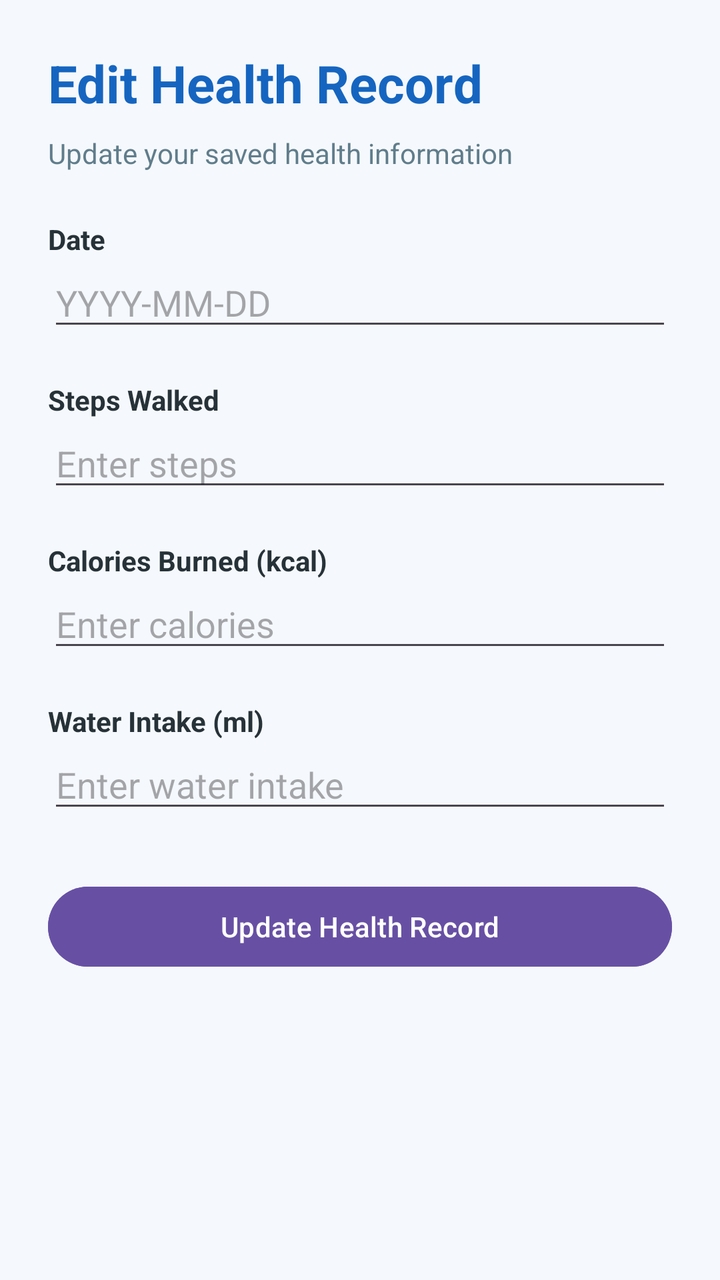
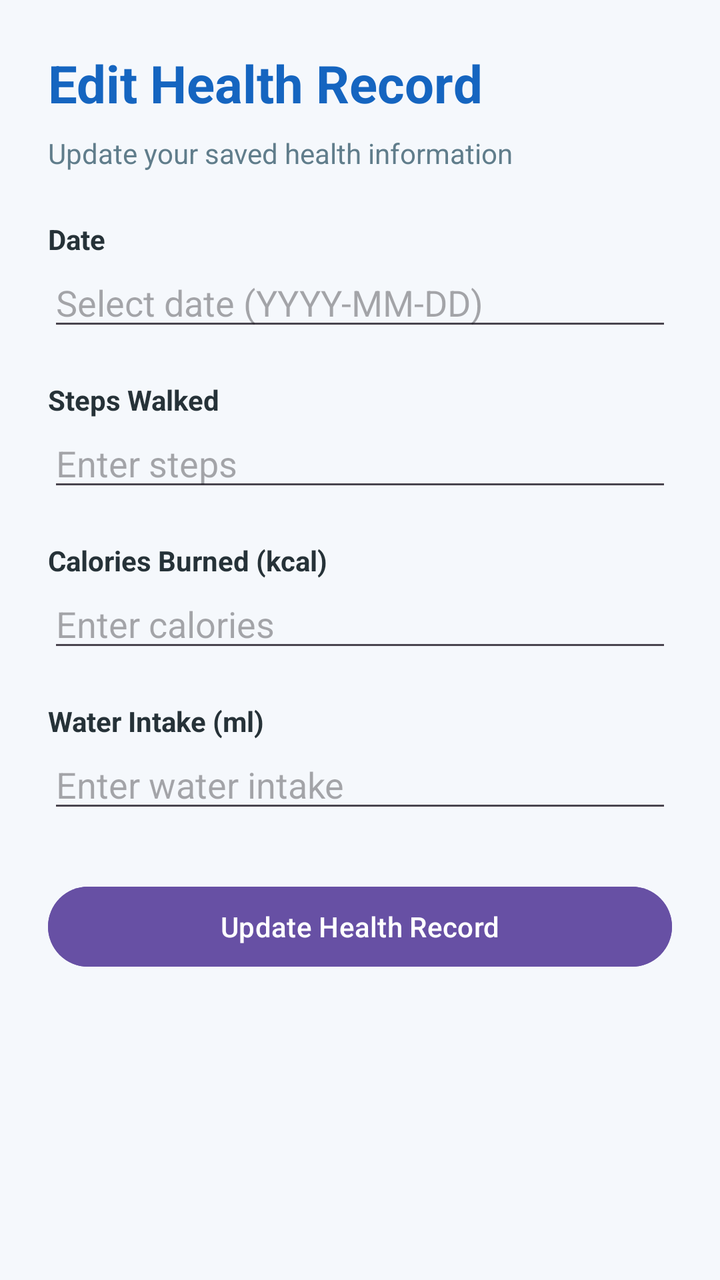

Two renders of the same Android screen: before a commit and after it. Below are the layout's source before the change and the commit's diff.
<!-- AndroidManifest.xml: application theme Theme.HealthMate -->
<!-- res/layout/activity_edit_record.xml -->
<?xml version="1.0" encoding="utf-8"?>
<ScrollView
    xmlns:android="http://schemas.android.com/apk/res/android"
    android:layout_width="match_parent"
    android:layout_height="match_parent"
    android:fillViewport="true"
    android:background="#F5F8FC">

    <LinearLayout
        android:layout_width="match_parent"
        android:layout_height="wrap_content"
        android:orientation="vertical"
        android:padding="24dp">

        <TextView
            android:layout_width="match_parent"
            android:layout_height="wrap_content"
            android:text="Edit Health Record"
            android:textSize="26sp"
            android:textStyle="bold"
            android:textColor="#1565C0"
            android:layout_marginBottom="8dp"/>

        <TextView
            android:layout_width="match_parent"
            android:layout_height="wrap_content"
            android:text="Update your saved health information"
            android:textSize="14sp"
            android:textColor="#607D8B"
            android:layout_marginBottom="24dp"/>

        <TextView
            android:layout_width="match_parent"
            android:layout_height="wrap_content"
            android:text="Date"
            android:textStyle="bold"
            android:textColor="#263238"/>

        <EditText
            android:id="@+id/etEditDate"
            android:layout_width="match_parent"
            android:layout_height="wrap_content"
            android:hint="YYYY-MM-DD"
            android:inputType="date"
            android:singleLine="true"
            android:layout_marginBottom="20dp"/>

        <TextView
            android:layout_width="match_parent"
            android:layout_height="wrap_content"
            android:text="Steps Walked"
            android:textStyle="bold"
            android:textColor="#263238"/>

        <EditText
            android:id="@+id/etEditSteps"
            android:layout_width="match_parent"
            android:layout_height="wrap_content"
            android:hint="Enter steps"
            android:inputType="number"
            android:singleLine="true"
            android:layout_marginBottom="20dp"/>

        <TextView
            android:layout_width="match_parent"
            android:layout_height="wrap_content"
            android:text="Calories Burned (kcal)"
            android:textStyle="bold"
            android:textColor="#263238"/>

        <EditText
            android:id="@+id/etEditCalories"
            android:layout_width="match_parent"
            android:layout_height="wrap_content"
            android:hint="Enter calories"
            android:inputType="number"
            android:singleLine="true"
            android:layout_marginBottom="20dp"/>

        <TextView
            android:layout_width="match_parent"
            android:layout_height="wrap_content"
            android:text="Water Intake (ml)"
            android:textStyle="bold"
            android:textColor="#263238"/>

        <EditText
            android:id="@+id/etEditWater"
            android:layout_width="match_parent"
            android:layout_height="wrap_content"
            android:hint="Enter water intake"
            android:inputType="number"
            android:singleLine="true"
            android:layout_marginBottom="28dp"/>

        <Button
            android:id="@+id/btnUpdateRecord"
            android:layout_width="match_parent"
            android:layout_height="wrap_content"
            android:text="Update Health Record"
            android:textAllCaps="false"
            android:textColor="#FFFFFF"
            android:backgroundTint="#6750A4"/>

    </LinearLayout>
</ScrollView>
<!-- resources referenced by this layout -->
<resources>
  <style name="Theme.HealthMate" parent="Base.Theme.HealthMate" />
  <style name="Base.Theme.HealthMate" parent="Theme.Material3.DayNight.NoActionBar">
          
          
      </style>
</resources>

<!-- the commit's change to res/layout/activity_edit_record.xml (unified diff, before → after) -->
@@ -40,10 +40,13 @@
             android:id="@+id/etEditDate"
             android:layout_width="match_parent"
             android:layout_height="wrap_content"
-            android:hint="YYYY-MM-DD"
-            android:inputType="date"
+            android:hint="Select date (YYYY-MM-DD)"
+            android:inputType="none"
+            android:focusable="false"
+            android:clickable="true"
+            android:cursorVisible="false"
             android:singleLine="true"
-            android:layout_marginBottom="20dp"/>
+            android:layout_marginBottom="20dp" />
 
         <TextView
             android:layout_width="match_parent"
